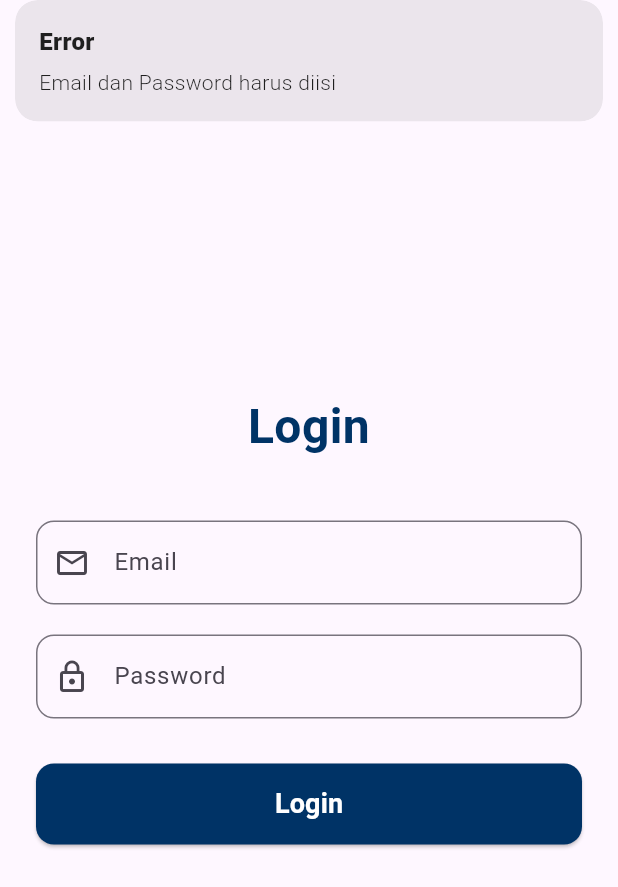
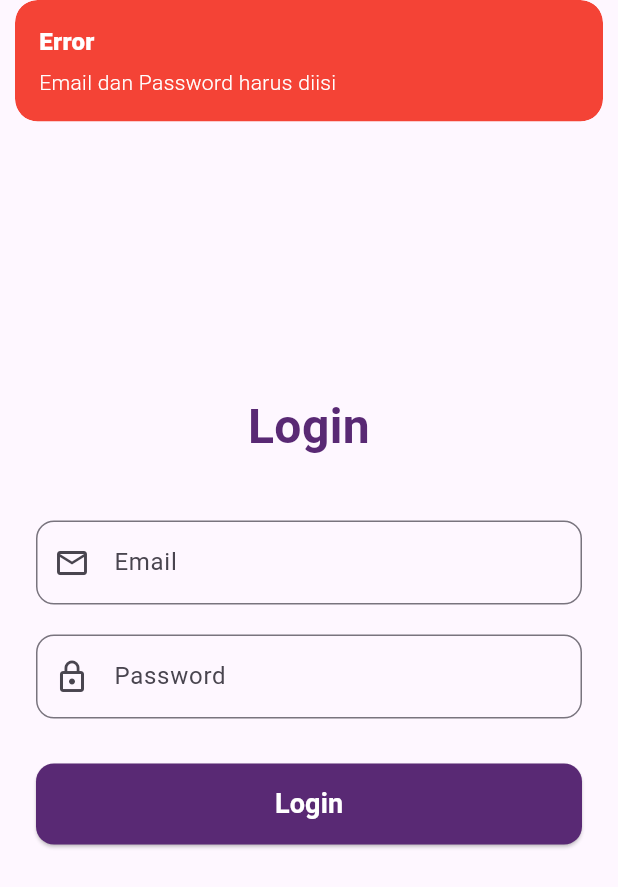
Before and after one commit to bayu-s-aziz/simaru, a Flutter app: the screen it shows after launch, after a tap on "Login", on a phone screen of 412 x 824 dp. Shown: the top 887 px of the screen. Run offline on Flutter 3.47's test engine with Material 3 defaults, Android fonts, the phone set to English and light mode, and no system bars; our stand-ins replace get.

Commit message:
coba home screen

```diff
--- a/lib/controllers/login_controller.dart
+++ b/lib/controllers/login_controller.dart
@@ -1,13 +1,15 @@
-import 'package:flutter/widgets.dart';
+import 'package:flutter/material.dart';
 import 'package:get/get.dart';
 import 'package:simaru/services/login_service.dart';
 
 class LoginController extends GetxController {
+  // Instance LoginService didaftarkan saat controller ini dibuat
   final LoginService _service = Get.put(LoginService());
-  // Observable variables
+
+  // State untuk loading, .obs membuatnya reaktif
   var isLoading = false.obs;
 
-  // Text editing controllers untuk input email dan password
+  // Controller untuk TextField
   final emailController = TextEditingController();
   final passwordController = TextEditingController();
 
@@ -16,31 +18,63 @@ class LoginController extends GetxController {
     final email = emailController.text.trim();
     final password = passwordController.text.trim();
 
+    // Validasi input sederhana
     if (email.isEmpty || password.isEmpty) {
-      Get.snackbar('Error', 'Email dan Password harus diisi');
+      Get.snackbar(
+        'Error',
+        'Email dan Password harus diisi',
+        backgroundColor: Colors.red,
+        colorText: Colors.white,
+      );
       return;
     }
 
     try {
-      isLoading.value = true;
+      isLoading.value = true; // Mulai loading -> UI akan update via Obx
 
+      // Panggil service untuk login
       final response = await _service.login(email, password);
 
+      // Cek response dari API
       if (response != null && response['accessToken'] != null) {
-        // Simpan token ke GetStorage atau SharedPreferences kalau mau
-        Get.snackbar('Sukses', 'Login berhasil');
-        // Navigasi ke halaman berikutnya
-        // Get.offAllNamed('/home');
+        // Ambil nama pengguna dari response API
+        // !! PENTING: Sesuaikan 'user' dan 'name' dengan struktur response API Anda !!
+        String userName = response['user']?['name'] ?? 'Pengguna Baru';
+
+        Get.snackbar(
+          'Sukses',
+          'Login berhasil',
+          backgroundColor: Colors.green,
+          colorText: Colors.white,
+        );
+
+        // Navigasi ke halaman home (/home) menggunakan nama rute,
+        // hapus semua halaman sebelumnya (offAllNamed),
+        // dan kirimkan userName sebagai argumen.
+        Get.offAllNamed('/home', arguments: userName);
       } else {
-        Get.snackbar('Gagal', 'Email atau password salah');
+        // Jika response tidak valid atau tidak ada accessToken
+        Get.snackbar(
+          'Gagal',
+          'Email atau password salah',
+          backgroundColor: Colors.orange,
+          colorText: Colors.white,
+        );
       }
     } catch (e) {
-      Get.snackbar('Error', 'Terjadi kesalahan: $e');
+      // Tangani error jika terjadi saat pemanggilan API
+      Get.snackbar(
+        'Error',
+        'Terjadi kesalahan: $e',
+        backgroundColor: Colors.red,
+        colorText: Colors.white,
+      );
     } finally {
-      isLoading.value = false;
+      isLoading.value = false; // Hentikan loading -> UI akan update
     }
   }
 
+  // Bersihkan controller TextField saat controller ini tidak digunakan lagi
   @override
   void onClose() {
     emailController.dispose();
--- a/lib/main.dart
+++ b/lib/main.dart
@@ -1,14 +1,17 @@
 import 'package:flutter/material.dart';
 import 'package:get/get.dart';
-// import 'package:get_storage/get_storage.dart';
+import 'package:simaru/controllers/home_controller.dart';
 import 'package:simaru/controllers/login_controller.dart';
+import 'package:simaru/screens/home_screen.dart';
 import 'package:simaru/screens/login_screen.dart';
-// import 'package:simaru/screens/home_screen.dart'; // opsional nanti
+// Anda mungkin perlu mengimpor LoginService jika mendaftarkannya di LoginBinding
+// import 'package:simaru/services/login_service.dart';
 
 void main() async {
-  // Pastikan GetX dan GetStorage diinisialisasi sebelum runApp
+  // Pastikan Flutter binding siap sebelum menjalankan aplikasi
   WidgetsFlutterBinding.ensureInitialized();
-
+  // Anda bisa inisialisasi GetStorage di sini jika menggunakannya nanti
+  // await GetStorage.init();
   runApp(const MainApp());
 }
 
@@ -18,17 +21,70 @@ class MainApp extends StatelessWidget {
   @override
   Widget build(BuildContext context) {
     return GetMaterialApp(
+      // Nonaktifkan banner debug
       debugShowCheckedModeBanner: false,
       title: 'Simaru App',
+      // Pengaturan tema dasar
       theme: ThemeData(
-        primaryColor: const Color(0xFF003366),
+        primaryColor: const Color(0xFF592974), // Warna utama
+        // Gunakan Material 3 design system
         useMaterial3: true,
+        // Anda bisa kustomisasi tema lebih lanjut di sini
+        // colorScheme: ColorScheme.fromSeed(seedColor: const Color(0xFF003366)),
+        // appBarTheme: AppBarTheme(backgroundColor: const Color(0xFF003366)),
       ),
-      // Jika token sudah ada, langsung ke home, kalau belum ke login
-      home: const LoginScreen(),
-      initialBinding: BindingsBuilder(() {
-        Get.put(LoginController());
-      }),
+
+      // Menggunakan GetX Route Management
+      initialRoute: '/login', // Tentukan halaman awal saat aplikasi dibuka
+      // Daftar semua halaman/rute aplikasi Anda
+      getPages: [
+        GetPage(
+          name: '/login', // Nama rute untuk halaman login
+          page: () => const LoginScreen(), // Widget yang akan ditampilkan
+          binding: LoginBinding(), // Binding yang terkait dengan rute ini
+        ),
+        GetPage(
+          name: '/home', // Nama rute untuk halaman home/dashboard
+          page: () => const HomeScreen(), // Widget yang akan ditampilkan
+          binding: HomeBinding(), // Binding yang terkait dengan rute ini
+        ),
+        // Tambahkan GetPage lain di sini untuk halaman berikutnya
+        // Misal: GetPage(name: '/pinjam', page: () => PinjamScreen(), binding: PinjamBinding()),
+      ],
     );
   }
 }
+
+// === Bindings ===
+// Kelas ini bertanggung jawab untuk mendaftarkan dependencies (Controllers, Services)
+// yang dibutuhkan oleh sebuah halaman/rute.
+
+class LoginBinding extends Bindings {
+  @override
+  void dependencies() {
+    // Get.lazyPut mendaftarkan controller tapi baru membuatnya saat pertama kali dibutuhkan.
+    // Ini lebih hemat memori daripada Get.put().
+    Get.lazyPut(() => LoginController());
+
+    // LoginService sudah di-put di dalam LoginController, jadi tidak perlu di sini.
+    // Jika Anda ingin mendaftarkannya di sini:
+    // Get.lazyPut(() => LoginService());
+  }
+}
+
+class HomeBinding extends Bindings {
+  @override
+  void dependencies() {
+    // Mendaftarkan HomeController saat rute '/home' diakses.
+    Get.lazyPut(() => HomeController());
+  }
+}
+
+// Buat kelas Binding lain untuk setiap rute yang membutuhkan controller/service
+// class PinjamBinding extends Bindings {
+//   @override
+//   void dependencies() {
+//     Get.lazyPut(() => PinjamController());
+//     Get.lazyPut(() => RuanganService());
+//   }
+// }
--- a/lib/screens/login_screen.dart
+++ b/lib/screens/login_screen.dart
@@ -4,7 +4,7 @@ import 'package:simaru/controllers/login_controller.dart';
 
 class LoginScreen extends GetView<LoginController> {
   const LoginScreen({super.key});
-  final Color unigalColor = const Color(0xFF003366);
+  final Color unigalColor = const Color(0xFF592974);
 
   @override
   Widget build(BuildContext context) {
```
Also changed, not shown: lib/controllers/home_controller.dart (added, +60 -0 lines), lib/screens/home_screen.dart (+235 -0 lines).
